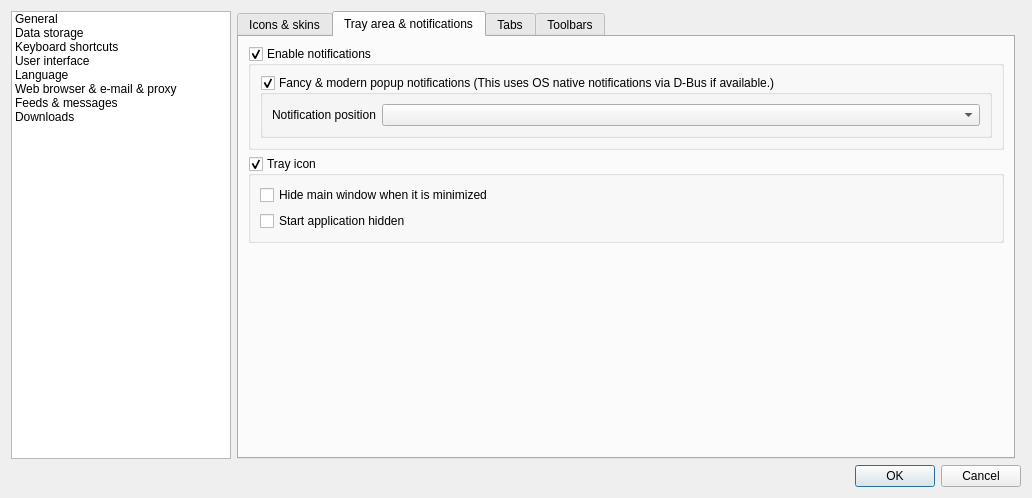
martinrotter/rssguard, file src/gui/dialogs/formsettings.ui: the form before one commit.
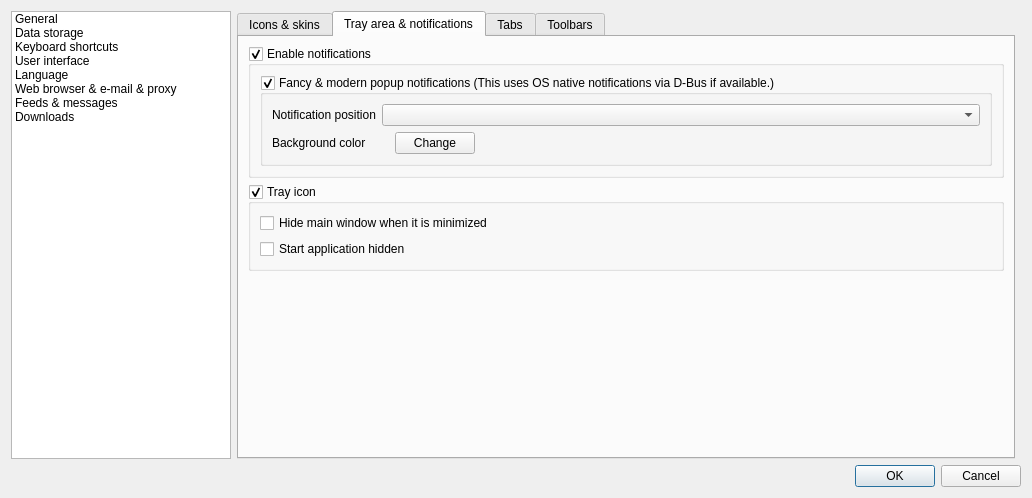
The form after the commit. The open tabs and pages were chosen to show the change. Custom widgets are drawn as their Qt base class.

Diff of the .ui file:
```diff
--- a/src/gui/dialogs/formsettings.ui
+++ b/src/gui/dialogs/formsettings.ui
@@ -666,6 +666,44 @@
                  <item row="0" column="1">
                   <widget class="QComboBox" name="m_cmbNotificationPosition"/>
                  </item>
+                 <item row="1" column="0">
+                  <widget class="QLabel" name="label_13">
+                   <property name="text">
+                    <string>Background color</string>
+                   </property>
+                  </widget>
+                 </item>
+                 <item row="1" column="1">
+                  <layout class="QHBoxLayout" name="horizontalLayout_17">
+                   <item>
+                    <widget class="ColorLabel" name="m_lblNotificationColor">
+                     <property name="text">
+                      <string/>
+                     </property>
+                    </widget>
+                   </item>
+                   <item>
+                    <widget class="QPushButton" name="m_btnChangeNotificationColor">
+                     <property name="text">
+                      <string>Change</string>
+                     </property>
+                    </widget>
+                   </item>
+                   <item>
+                    <spacer name="horizontalSpacer">
+                     <property name="orientation">
+                      <enum>Qt::Horizontal</enum>
+                     </property>
+                     <property name="sizeHint" stdset="0">
+                      <size>
+                       <width>40</width>
+                       <height>20</height>
+                      </size>
+                     </property>
+                    </spacer>
+                   </item>
+                  </layout>
+                 </item>
                 </layout>
                </widget>
               </item>
@@ -1568,18 +1606,18 @@
   </layout>
  </widget>
  <customwidgets>
-  <customwidget>
-   <class>LineEditWithStatus</class>
-   <extends>QWidget</extends>
-   <header>lineeditwithstatus.h</header>
-   <container>1</container>
-  </customwidget>
   <customwidget>
    <class>LabelWithStatus</class>
    <extends>QWidget</extends>
    <header>labelwithstatus.h</header>
    <container>1</container>
   </customwidget>
+  <customwidget>
+   <class>LineEditWithStatus</class>
+   <extends>QWidget</extends>
+   <header>lineeditwithstatus.h</header>
+   <container>1</container>
+  </customwidget>
   <customwidget>
    <class>DynamicShortcutsWidget</class>
    <extends>QWidget</extends>
@@ -1592,6 +1630,11 @@
    <header>toolbareditor.h</header>
    <container>1</container>
   </customwidget>
+  <customwidget>
+   <class>ColorLabel</class>
+   <extends>QLabel</extends>
+   <header>colorlabel.h</header>
+  </customwidget>
  </customwidgets>
  <tabstops>
   <tabstop>m_cmbDatabaseDriver</tabstop>
```
Left out of the diff: 4 changed lines with no effect on the pictures.
